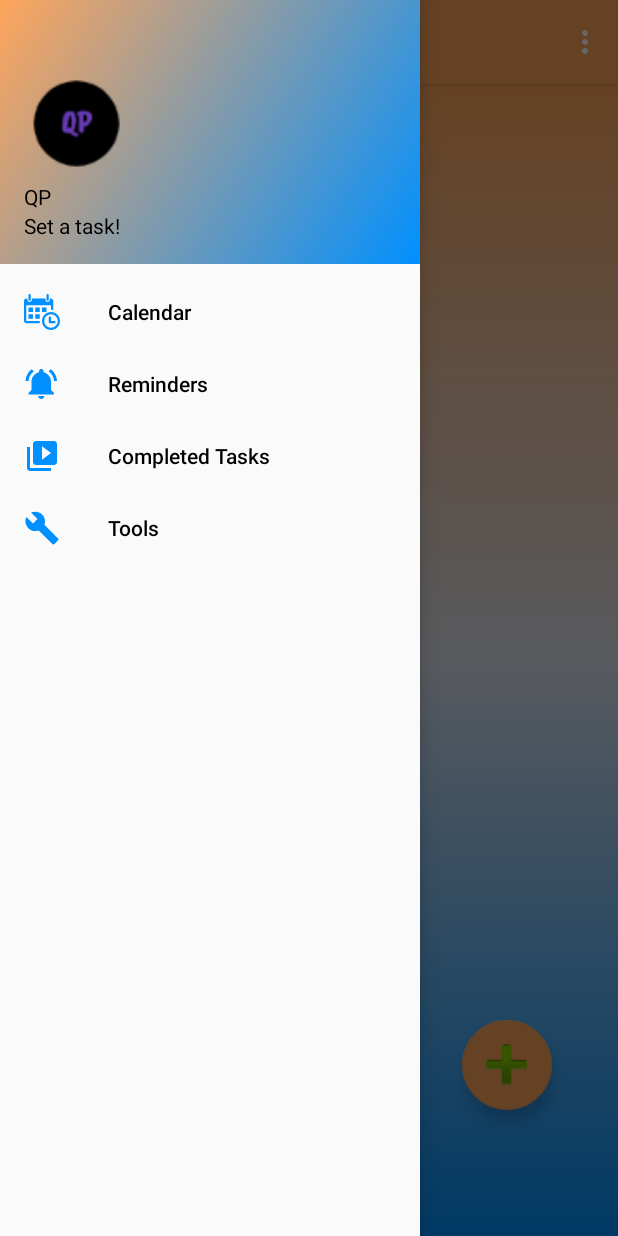
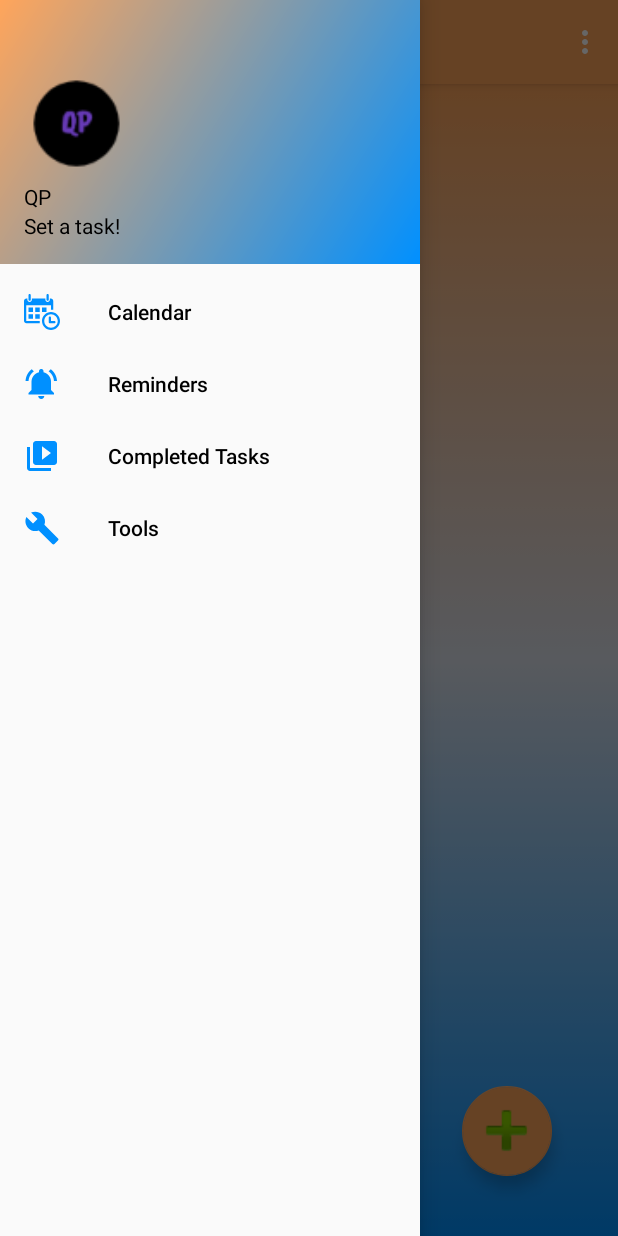
Before and after one commit to juandeaglio/QP2.0, an Android app: the screen it shows after launch (MainActivity), with the side drawer open, on a phone screen of 412 x 824 dp. Run offline under Robolectric (Android 15) with nearby library versions, the phone set to English and light mode, and no system bars; Roboto replaces fonts that are not available here.

Commit message:
Pull from DevA

```diff
--- a/app/src/main/java/com/example/qp/MainActivity.java
+++ b/app/src/main/java/com/example/qp/MainActivity.java
@@ -35,6 +35,7 @@ public class MainActivity extends AppCompatActivity implements NavigationView.On
     public static ArrayList<Task> globalCompletedTaskList = new ArrayList<>();
     public Intent myIntent;
     DatabaseHelper db = new DatabaseHelper(this);
+    SQLiteDatabase taskDB;
     private CreateTask createTask;
     //private DatabaseHelper mDB;
     private Toast toast = null;
@@ -80,8 +81,8 @@ public class MainActivity extends AppCompatActivity implements NavigationView.On
         databasesize = cursorSize;
         */
         //populate();
-        createTask = new CreateTask();
-        createTask.populateArrayList("Task_Priority", "asc");
+        //createTask = new CreateTask();
+        populateArrayList("Task_Priority", "asc");
         TaskCardRecyclerAdapter adapter = new TaskCardRecyclerAdapter(globalTaskList, this);
         RecyclerView taskRecycler = (RecyclerView) findViewById(R.id.task_card_recycler);
         LinearLayoutManager layoutManager = new LinearLayoutManager(this);
@@ -89,6 +90,8 @@ public class MainActivity extends AppCompatActivity implements NavigationView.On
         taskRecycler.setAdapter(adapter);
 
     }
+
+
 
     //TODO: code dynamically - Ant
 //    private void populate()
@@ -112,12 +115,33 @@ public class MainActivity extends AppCompatActivity implements NavigationView.On
 //        globalTaskList.add(new Task("Task 9", "2/31/2019", 1, "nothing", 0));
 //    }
 
+
+
+    public void populateArrayList(String sortBy, String orderBy){
+        //TODO: Check if arraylist is null here - Ethan
+        MainActivity.globalTaskList.clear();
+        Cursor cursor = db.sortTable("Task_Priority", "asc");
+
+        if(cursor.moveToFirst()){
+            do {
+                //MainActivity.globalTaskList.add();
+                Task newTask  = new Task();
+                newTask.setTaskName(cursor.getString(0)); //Task Name
+                newTask.setDueDate(cursor.getString(1)); // Due Date
+                newTask.setPriority(cursor.getInt(2)); //Priority
+                newTask.setDescription(cursor.getString(3)); //Description
+                newTask.setCompleted(cursor.getShort(4)); //Is Completed: 1 = yes; 2 = no
+                newTask.setTaskId(UUID.fromString(cursor.getString(5))); // Check this method in Task class. Generates a random UUID through Java
+                newTask.setTimeDueDate(cursor.getString(6));
+                MainActivity.globalTaskList.add(newTask); //Adds it to the global array list
+            }while (cursor.moveToNext());
+
+        }
+
+    }
     //TODO: check this works - Ant
     public void openViewTaskActivity(UUID taskID) {
-
         startActivity(myIntent);
-
-
     }
     //TODO: Ant
 //    public void completeTask(View view) {
--- a/app/src/main/java/com/example/qp/Task.java
+++ b/app/src/main/java/com/example/qp/Task.java
@@ -19,11 +19,12 @@ public class Task {
     private short completed; //1 for yes, 0 for no
 
     //Default constructor
-    public Task(String taskName, String  dueDate, int priority, String description, int completed)
+    public Task(String taskName, String  dueDate, int priority, String description, int completed, String dueTime)
     {
         this.taskId = UUID.randomUUID();
         this.taskName = taskName;
         this.dueDate = dueDate;
+        this.timeDueDate = dueTime;
         this.priority = priority;
         this.description = description;
         this.completed = 0;
@@ -33,12 +34,11 @@ public class Task {
     public Task() {
         this.taskId = UUID.randomUUID();
         this.taskName = "";
-        //this.dueDate = new Date();
         this.dueDate = "";
-        //this.timeDueDate = null;
         this.priority = 0;
         this.description = "";
         this.completed = 0;
+        this.timeDueDate = "";
     }
 
     public UUID getTaskId() {
--- a/app/src/main/java/com/example/qp/TaskCardRecyclerAdapter.java
+++ b/app/src/main/java/com/example/qp/TaskCardRecyclerAdapter.java
@@ -2,6 +2,7 @@ package com.example.qp;
 
 import android.content.Context;
 import android.content.Intent;
+import android.graphics.Color;
 import android.support.v7.widget.CardView;
 import android.support.v7.widget.RecyclerView;
 import android.view.LayoutInflater;
@@ -14,9 +15,15 @@ import java.util.ArrayList;
 
 public class TaskCardRecyclerAdapter extends RecyclerView.Adapter<TaskCardRecyclerAdapter.TaskCardViewHolder> {
 
+
     private ArrayList<Task> taskList;
     private Context context;
-
+    private static final int RED = 1;
+    private static final int ORANGE = 2;
+    private static final int YELLOW = 3;
+    private static final int LIGHT_YELLOW = 4;
+    private static final int GREEN = 5
+            ;
     public TaskCardRecyclerAdapter(ArrayList<Task> globalTaskList, MainActivity context) {
         this.taskList = globalTaskList;
         this.context = context;
@@ -59,6 +66,31 @@ public class TaskCardRecyclerAdapter extends RecyclerView.Adapter<TaskCardRecycl
         Task task = this.taskList.get(i);
         final String taskID = taskList.get(i).getTaskId().toString();
         taskCardViewHolder.taskName.setText(task.getTaskName());
+        if (task.getPriority() == RED)
+        {
+            taskCardViewHolder.priority.setTextColor(Color.parseColor("#d32f2f"));
+        }
+
+        else if (task.getPriority() == ORANGE)
+        {
+            taskCardViewHolder.priority.setTextColor(Color.parseColor("#f57c00"));
+        }
+
+        else if (task.getPriority() == YELLOW)
+        {
+            taskCardViewHolder.priority.setTextColor(Color.parseColor("#fbc02d"));
+        }
+
+        else if (task.getPriority() == LIGHT_YELLOW)
+        {
+            taskCardViewHolder.priority.setTextColor(Color.parseColor("#fff263"));
+        }
+
+        else
+        {
+            taskCardViewHolder.priority.setTextColor(Color.parseColor("#388e3c"));
+        }
+
         taskCardViewHolder.priority.setText(Integer.toString(task.getPriority()));
         taskCardViewHolder.dueDate.setText(task.getDueDate());
         taskCardViewHolder.taskCard.setOnClickListener(new View.OnClickListener() {
--- a/app/src/main/java/com/example/qp/ViewTask.java
+++ b/app/src/main/java/com/example/qp/ViewTask.java
@@ -78,16 +78,18 @@ public class ViewTask extends AppCompatActivity {
         EditText taskNotes = (EditText) findViewById(R.id.viewDescription);
         //TODO: change dueDate so that the input fields are converted into a Date that can be used by Task class.
         EditText dueDate = (EditText) findViewById(R.id.viewDueDate);
+        EditText dueTime = (EditText) findViewById(R.id.viewTime);
         int priorityTemp = viewedTask.getPriority();
         String str1 = viewedTask.getTaskName();
         String str3 = viewedTask.getDescription();
         String str4 = viewedTask.getDueDate();
-
+        String str5 = viewedTask.getTimeDueDate();
 
         taskName.setText(str1);
         priority.setText(Integer.toString(priorityTemp));
         taskNotes.setText(str3);
         dueDate.setText(str4);
+        dueTime.setText(str5);
 
     }
     //TODO: test this method - Ant
--- a/app/src/main/res/layout/content_main.xml
+++ b/app/src/main/res/layout/content_main.xml
@@ -24,16 +24,15 @@
         android:layout_height="60dp"
         android:layout_marginEnd="44dp"
         android:layout_marginRight="44dp"
-        android:layout_marginBottom="84dp"
+        android:layout_marginBottom="40dp"
         android:clickable="true"
         app:backgroundTint="#FFA55B"
+        app:fabCustomSize="60dp"
         app:fabSize="auto"
         app:layout_constraintBottom_toBottomOf="parent"
         app:layout_constraintEnd_toEndOf="parent"
+        app:maxImageSize="50dp"
         app:rippleColor="#FFA55B"
-        app:maxImageSize="50dp"
-        app:srcCompat="@android:drawable/ic_input_add"
-        app:fabCustomSize="60dp"
-        />
+        app:srcCompat="@android:drawable/ic_input_add" />
 
 </android.support.constraint.ConstraintLayout>
```
Also changed, not shown: app/src/main/java/com/example/qp/CalendarView.java (+9 -9 lines), app/src/main/java/com/example/qp/CreateTask.java (+34 -25 lines), app/src/main/res/layout/task_card_recycler.xml (+8 -2 lines), app/src/main/res/drawable/blackcircle.jpg (added), 4 other files.
